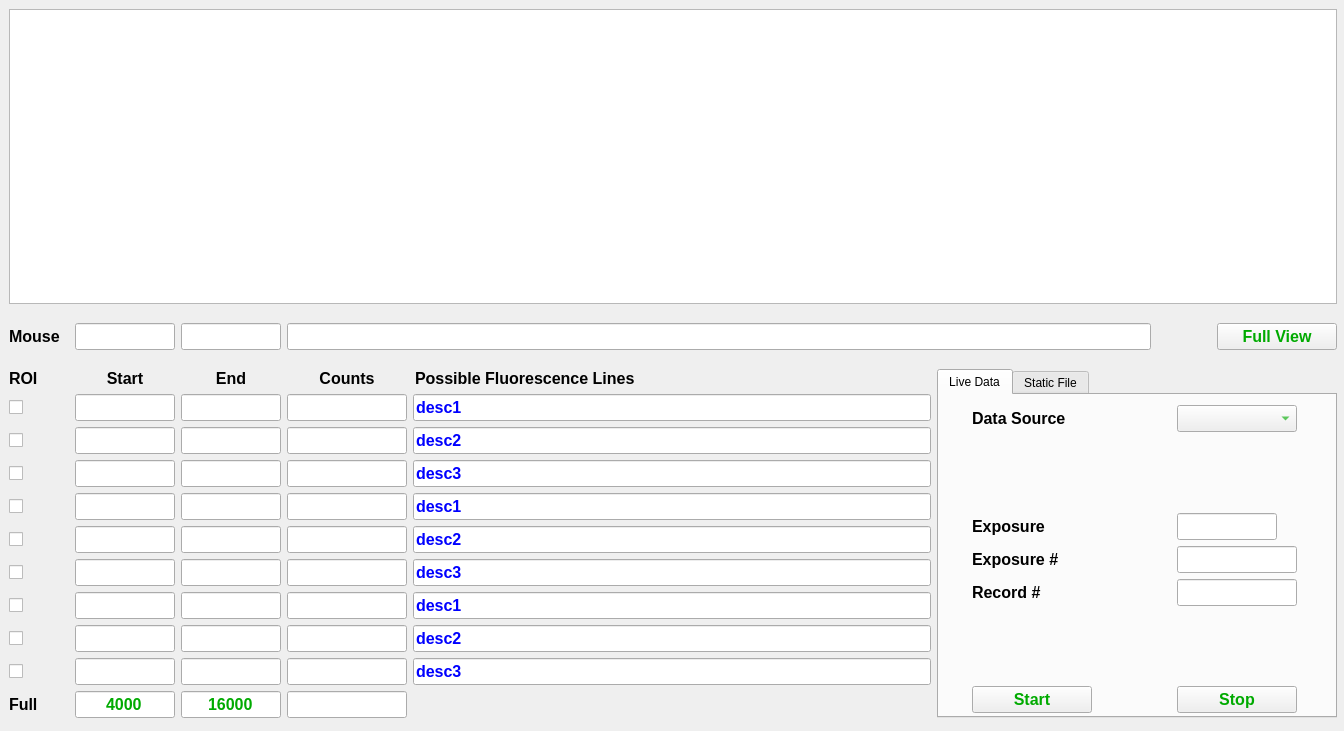
laura-king/pyMCA-ui, file SSRL_MCA.ui: the form before one commit.
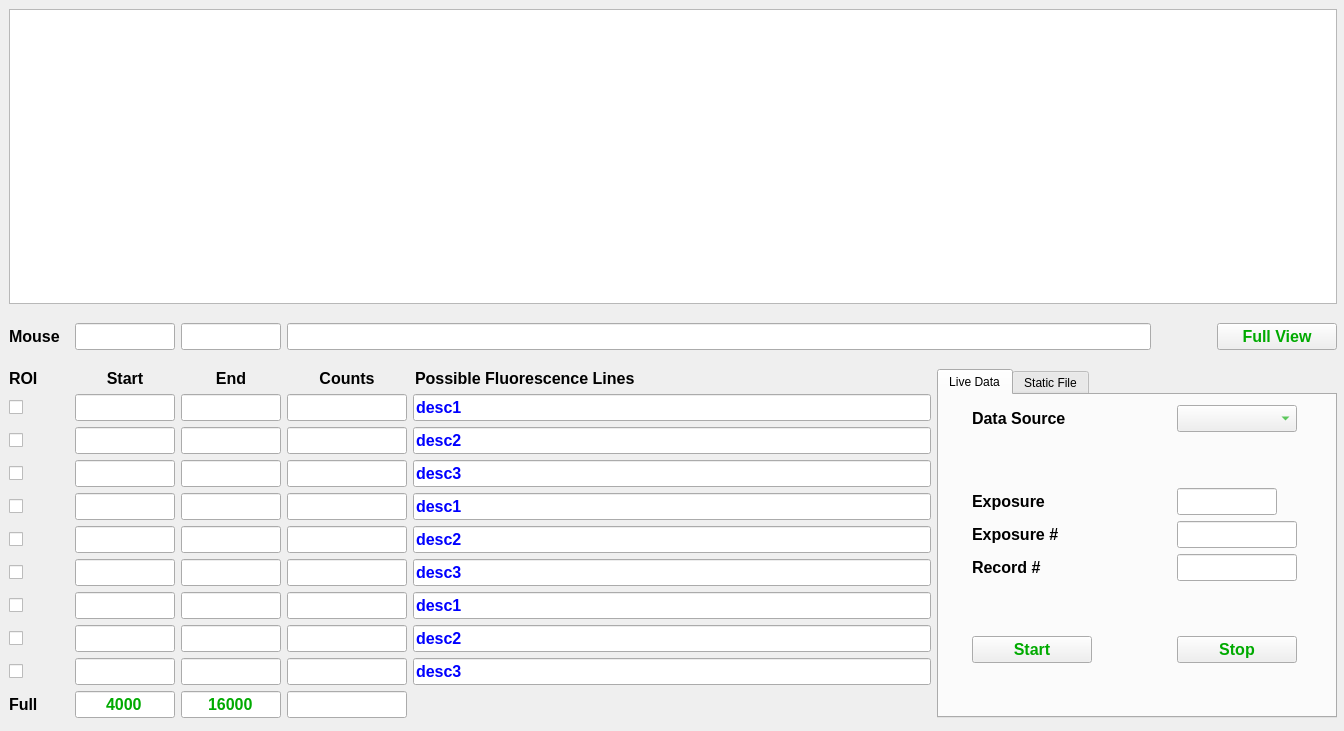
The form after the commit. The open tabs and pages were chosen to show the change. Custom widgets are drawn as their Qt base class.

Commit message: spacers again

The edit to the form file:
```diff
--- a/SSRL_MCA.ui
+++ b/SSRL_MCA.ui
@@ -5017,6 +5017,19 @@
              </property>
             </widget>
            </item>
+           <item row="8" column="0">
+            <spacer name="verticalSpacer_7">
+             <property name="orientation">
+              <enum>Qt::Vertical</enum>
+             </property>
+             <property name="sizeHint" stdset="0">
+              <size>
+               <width>20</width>
+               <height>40</height>
+              </size>
+             </property>
+            </spacer>
+           </item>
           </layout>
          </widget>
         </widget>
```
Left out of the diff: 6 changed lines with no effect on the pictures.
